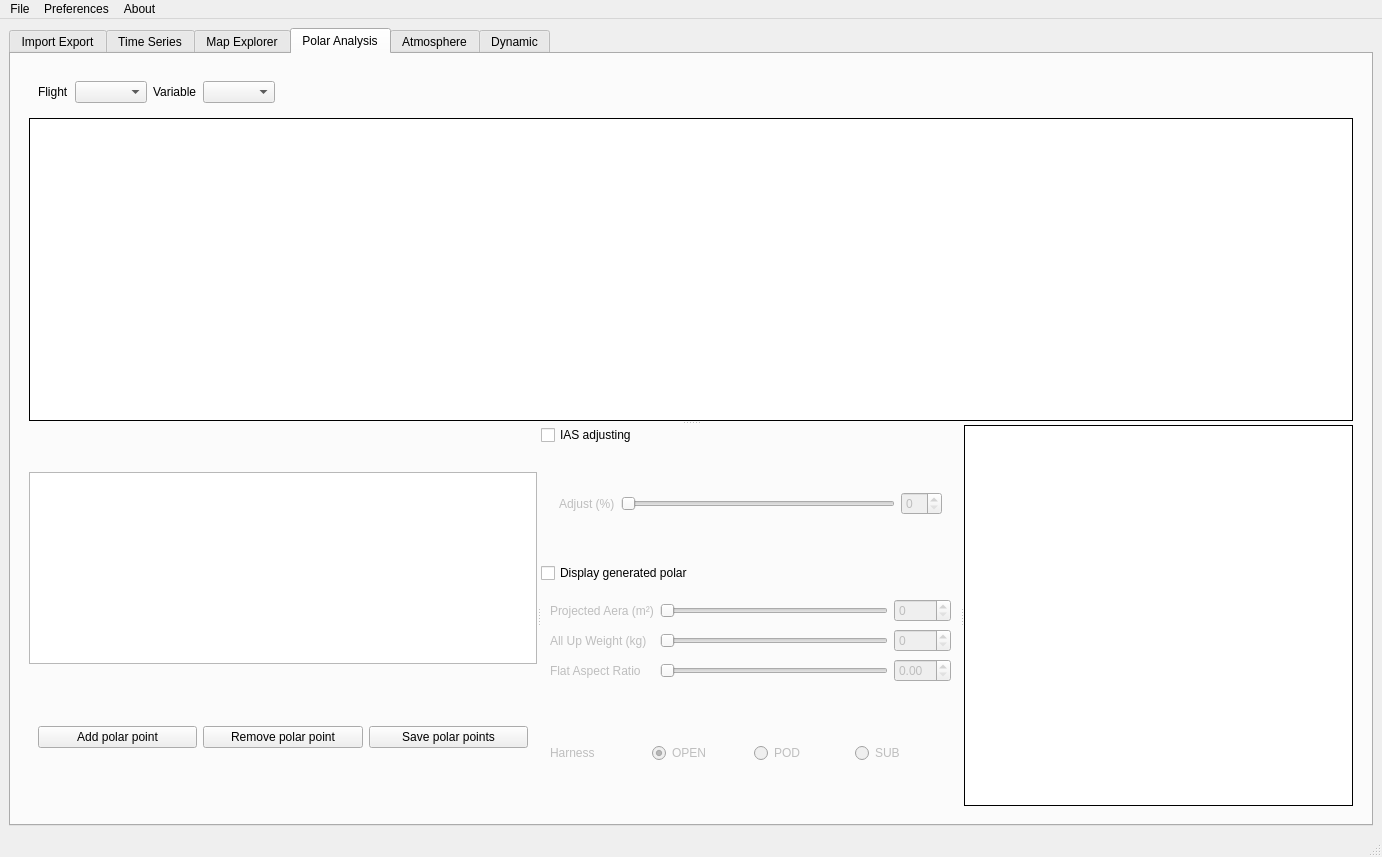
Old version of the form src/gui/mainwindow.ui in the repository TheGoodWeather/Vector-Vario-Analyzer.
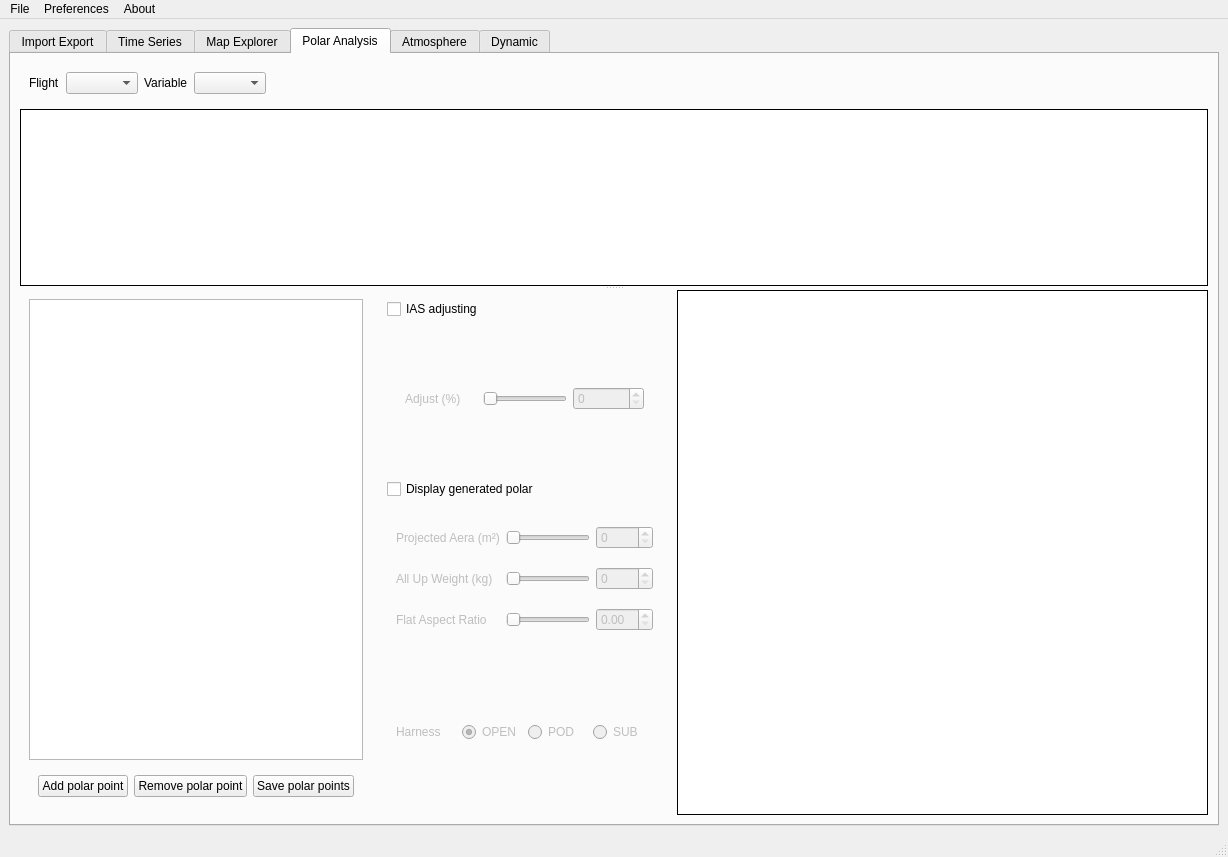
New version of the form. The open tabs and pages were chosen to show the change. Custom widgets are drawn as their Qt base class.

```diff
--- a/src/gui/mainwindow.ui
+++ b/src/gui/mainwindow.ui
@@ -6,7 +6,7 @@
    <rect>
     <x>0</x>
     <y>0</y>
-    <width>1382</width>
+    <width>1228</width>
     <height>857</height>
    </rect>
   </property>
@@ -17,7 +17,7 @@
    <double>1.000000000000000</double>
   </property>
   <widget class="QWidget" name="centralwidget">
-   <layout class="QVBoxLayout" name="verticalLayout_15">
+   <layout class="QVBoxLayout" name="verticalLayout_14">
     <item>
      <widget class="QTabWidget" name="tabWidget">
       <property name="currentIndex">
@@ -605,12 +605,9 @@
        <attribute name="title">
         <string>Polar Analysis</string>
        </attribute>
-       <layout class="QVBoxLayout" name="verticalLayout_14" stretch="0">
+       <layout class="QVBoxLayout" name="verticalLayout_15">
         <item>
-         <widget class="QWidget" name="widget" native="true">
-          <layout class="QHBoxLayout" name="horizontalLayout_6">
-           <item>
-            <widget class="QSplitter" name="splitter_4">
+         <widget class="QSplitter" name="splitter_3">
              <property name="orientation">
               <enum>Qt::Vertical</enum>
              </property>
@@ -621,7 +618,7 @@
                 <verstretch>0</verstretch>
                </sizepolicy>
               </property>
-              <layout class="QVBoxLayout" name="verticalLayout_12">
+           <layout class="QVBoxLayout" name="verticalLayout_12" stretch="0,0">
                <item>
                 <widget class="QWidget" name="widget_11" native="true">
                  <property name="sizePolicy">
@@ -707,6 +704,9 @@
                  <property name="frameShadow">
                   <enum>QFrame::Plain</enum>
                  </property>
+              <property name="sizeAdjustPolicy">
+               <enum>QAbstractScrollArea::AdjustToContents</enum>
+              </property>
                  <property name="interactive">
                   <bool>true</bool>
                  </property>
@@ -714,13 +714,12 @@
                </item>
               </layout>
              </widget>
-             <widget class="QSplitter" name="splitter_3">
-              <property name="orientation">
-               <enum>Qt::Horizontal</enum>
-              </property>
+          <widget class="QWidget" name="layoutWidget">
+           <layout class="QHBoxLayout" name="horizontalLayout_6">
+            <item>
               <widget class="QWidget" name="widget_14" native="true">
                <property name="sizePolicy">
-                <sizepolicy hsizetype="Expanding" vsizetype="Fixed">
+               <sizepolicy hsizetype="Minimum" vsizetype="Minimum">
                  <horstretch>0</horstretch>
                  <verstretch>0</verstretch>
                 </sizepolicy>
@@ -729,7 +728,7 @@
                 <item>
                  <widget class="QTableWidget" name="tableView_polar_points">
                   <property name="sizePolicy">
-                   <sizepolicy hsizetype="Minimum" vsizetype="Fixed">
+                  <sizepolicy hsizetype="Minimum" vsizetype="Minimum">
                     <horstretch>0</horstretch>
                     <verstretch>0</verstretch>
                    </sizepolicy>
@@ -751,7 +750,7 @@
                 <item>
                  <widget class="QWidget" name="widget_15" native="true">
                   <property name="sizePolicy">
-                   <sizepolicy hsizetype="Expanding" vsizetype="Fixed">
+                  <sizepolicy hsizetype="Minimum" vsizetype="Fixed">
                     <horstretch>0</horstretch>
                     <verstretch>0</verstretch>
                    </sizepolicy>
@@ -760,7 +759,7 @@
                    <item>
                     <widget class="QPushButton" name="pushButton_add_polar_point">
                      <property name="sizePolicy">
-                      <sizepolicy hsizetype="Expanding" vsizetype="Fixed">
+                     <sizepolicy hsizetype="Minimum" vsizetype="Fixed">
                        <horstretch>0</horstretch>
                        <verstretch>0</verstretch>
                       </sizepolicy>
@@ -773,7 +772,7 @@
                    <item>
                     <widget class="QPushButton" name="pushButton_remove_polar_point">
                      <property name="sizePolicy">
-                      <sizepolicy hsizetype="Expanding" vsizetype="Fixed">
+                     <sizepolicy hsizetype="Minimum" vsizetype="Fixed">
                        <horstretch>0</horstretch>
                        <verstretch>0</verstretch>
                       </sizepolicy>
@@ -786,7 +785,7 @@
                    <item>
                     <widget class="QPushButton" name="pushButton_save_polar">
                      <property name="sizePolicy">
-                      <sizepolicy hsizetype="Expanding" vsizetype="Fixed">
+                     <sizepolicy hsizetype="Minimum" vsizetype="Fixed">
                        <horstretch>0</horstretch>
                        <verstretch>0</verstretch>
                       </sizepolicy>
@@ -801,9 +800,11 @@
                 </item>
                </layout>
               </widget>
+            </item>
+            <item>
               <widget class="QWidget" name="widget_17" native="true">
                <property name="sizePolicy">
-                <sizepolicy hsizetype="Expanding" vsizetype="Fixed">
+               <sizepolicy hsizetype="Minimum" vsizetype="Minimum">
                  <horstretch>0</horstretch>
                  <verstretch>0</verstretch>
                 </sizepolicy>
@@ -818,15 +819,33 @@
                 </item>
                 <item>
                  <widget class="QWidget" name="widget_20" native="true">
+                 <property name="sizePolicy">
+                  <sizepolicy hsizetype="Minimum" vsizetype="Preferred">
+                   <horstretch>0</horstretch>
+                   <verstretch>0</verstretch>
+                  </sizepolicy>
+                 </property>
                   <layout class="QVBoxLayout" name="verticalLayout_19">
                    <item>
                     <widget class="QWidget" name="widget_ias_compensation" native="true">
                      <property name="enabled">
                       <bool>false</bool>
                      </property>
+                    <property name="sizePolicy">
+                     <sizepolicy hsizetype="Minimum" vsizetype="Preferred">
+                      <horstretch>0</horstretch>
+                      <verstretch>0</verstretch>
+                     </sizepolicy>
+                    </property>
                      <layout class="QHBoxLayout" name="horizontalLayout">
                       <item>
                        <widget class="QLabel" name="label_18">
+                       <property name="sizePolicy">
+                        <sizepolicy hsizetype="Minimum" vsizetype="Preferred">
+                         <horstretch>0</horstretch>
+                         <verstretch>0</verstretch>
+                        </sizepolicy>
+                       </property>
                         <property name="text">
                          <string>Adjust (%)</string>
                         </property>
@@ -834,6 +853,12 @@
                       </item>
                       <item>
                        <widget class="QSlider" name="horizontalSlider_ias_comp">
+                       <property name="sizePolicy">
+                        <sizepolicy hsizetype="Minimum" vsizetype="Fixed">
+                         <horstretch>0</horstretch>
+                         <verstretch>0</verstretch>
+                        </sizepolicy>
+                       </property>
                         <property name="orientation">
                          <enum>Qt::Horizontal</enum>
                         </property>
@@ -861,7 +886,7 @@
                    <bool>false</bool>
                   </property>
                   <property name="sizePolicy">
-                   <sizepolicy hsizetype="Expanding" vsizetype="Minimum">
+                  <sizepolicy hsizetype="Minimum" vsizetype="Minimum">
                     <horstretch>0</horstretch>
                     <verstretch>0</verstretch>
                    </sizepolicy>
@@ -884,7 +909,7 @@
                    <item row="0" column="1">
                     <widget class="QSlider" name="horizontalSlider_sproj">
                      <property name="sizePolicy">
-                      <sizepolicy hsizetype="Expanding" vsizetype="Fixed">
+                     <sizepolicy hsizetype="Minimum" vsizetype="Fixed">
                        <horstretch>0</horstretch>
                        <verstretch>0</verstretch>
                       </sizepolicy>
@@ -897,7 +922,7 @@
                    <item row="1" column="1">
                     <widget class="QSlider" name="horizontalSlider_auw">
                      <property name="sizePolicy">
-                      <sizepolicy hsizetype="Expanding" vsizetype="Fixed">
+                     <sizepolicy hsizetype="Minimum" vsizetype="Fixed">
                        <horstretch>0</horstretch>
                        <verstretch>0</verstretch>
                       </sizepolicy>
@@ -920,7 +945,7 @@
                    <item row="2" column="1">
                     <widget class="QSlider" name="horizontalSlider_ar">
                      <property name="sizePolicy">
-                      <sizepolicy hsizetype="Expanding" vsizetype="Fixed">
+                     <sizepolicy hsizetype="Minimum" vsizetype="Fixed">
                        <horstretch>0</horstretch>
                        <verstretch>0</verstretch>
                       </sizepolicy>
@@ -953,6 +978,12 @@
                   <layout class="QHBoxLayout" name="horizontalLayout_12">
                    <item>
                     <widget class="QLabel" name="label_15">
+                    <property name="sizePolicy">
+                     <sizepolicy hsizetype="Minimum" vsizetype="Preferred">
+                      <horstretch>0</horstretch>
+                      <verstretch>0</verstretch>
+                     </sizepolicy>
+                    </property>
                      <property name="text">
                       <string>Harness </string>
                      </property>
@@ -987,9 +1018,11 @@
                 </item>
                </layout>
               </widget>
+            </item>
+            <item>
               <widget class="PlotWidget" name="graph_tabpolar_vxvz">
                <property name="sizePolicy">
-                <sizepolicy hsizetype="Minimum" vsizetype="Expanding">
+               <sizepolicy hsizetype="Expanding" vsizetype="MinimumExpanding">
                  <horstretch>0</horstretch>
                  <verstretch>0</verstretch>
                 </sizepolicy>
@@ -1016,10 +1049,9 @@
                 <bool>true</bool>
                </property>
               </widget>
-             </widget>
-            </widget>
-           </item>
-          </layout>
+            </item>
+           </layout>
+          </widget>
          </widget>
         </item>
        </layout>
@@ -1179,8 +1211,8 @@
     <rect>
      <x>0</x>
      <y>0</y>
-     <width>1382</width>
-     <height>21</height>
+     <width>1228</width>
+     <height>26</height>
     </rect>
    </property>
    <widget class="QMenu" name="menuFile">
```
Left out of the diff: 198 changed lines with no effect on the pictures. Lines whose indentation alone changed are shown as unchanged.
